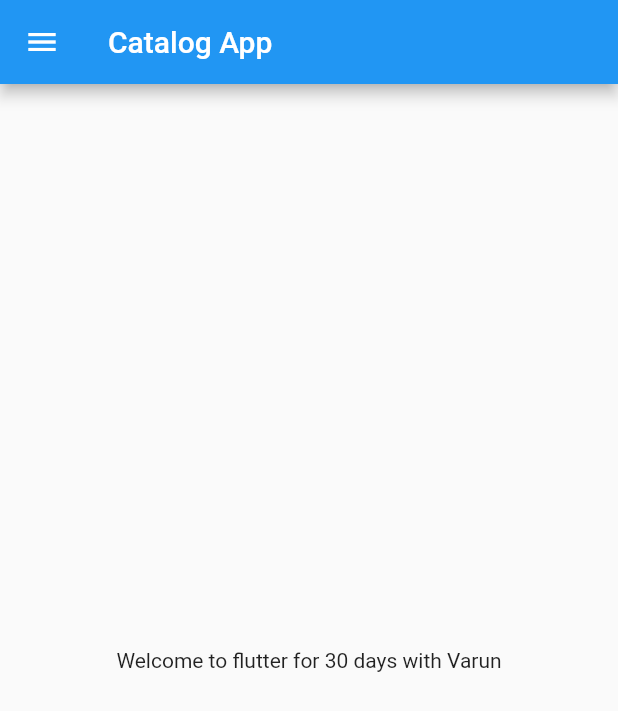
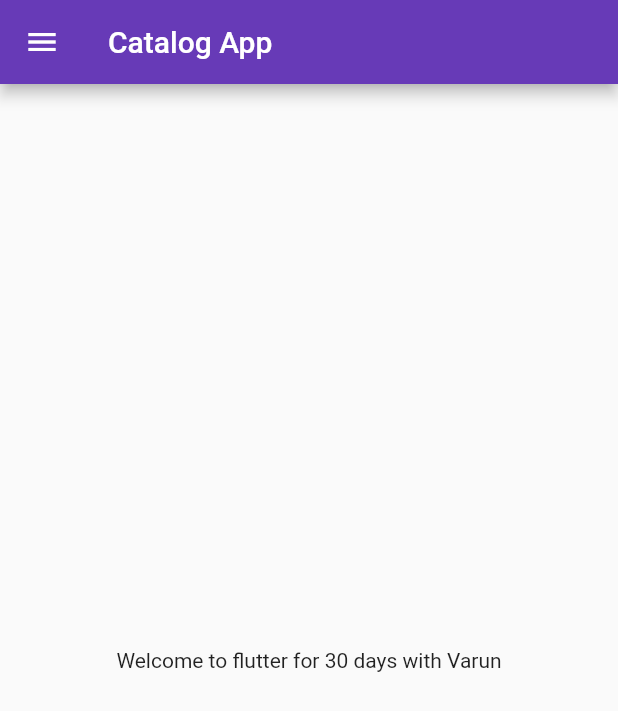
Before and after one commit to Varunkmr15/Catalogapp, a Flutter app: the screen it shows after launch, on a phone screen of 412 x 824 dp. Shown: the top 711 px of the screen. Run offline on Flutter 3.47's test engine with Material 2 defaults, Android fonts, the phone set to English and light mode, and no system bars.

Commit message:
Day3 done

```diff
--- a/lib/main.dart
+++ b/lib/main.dart
@@ -1,4 +1,5 @@
-import 'package:catalog_app/home_page.dart';
+import 'package:catalog_app/pages/home_page.dart';
+import 'package:catalog_app/pages/login_page.dart';
 import 'package:flutter/material.dart';
 
 void main() {
@@ -9,7 +10,19 @@ class MyApp extends StatelessWidget {
   @override
   Widget build(BuildContext context) {
     return MaterialApp(
-      home: HomePage(),
+      themeMode: ThemeMode.light,
+      theme: ThemeData(
+        primarySwatch: Colors.deepPurple,
+      ),
+      darkTheme: ThemeData(
+        brightness: Brightness.dark,
+      ),
+      initialRoute: "/home",
+      routes: {
+        "/": (context) => LoginPage(),
+        "/home": (context) => HomePage(),
+        "/login": (context) => LoginPage(),
+      },
     );
   }
 }
```
Also changed, not shown: lib/pages/login_page.dart (added, +19 -0 lines), lib/pages/home_page.dart (renamed from lib/home_page.dart).
